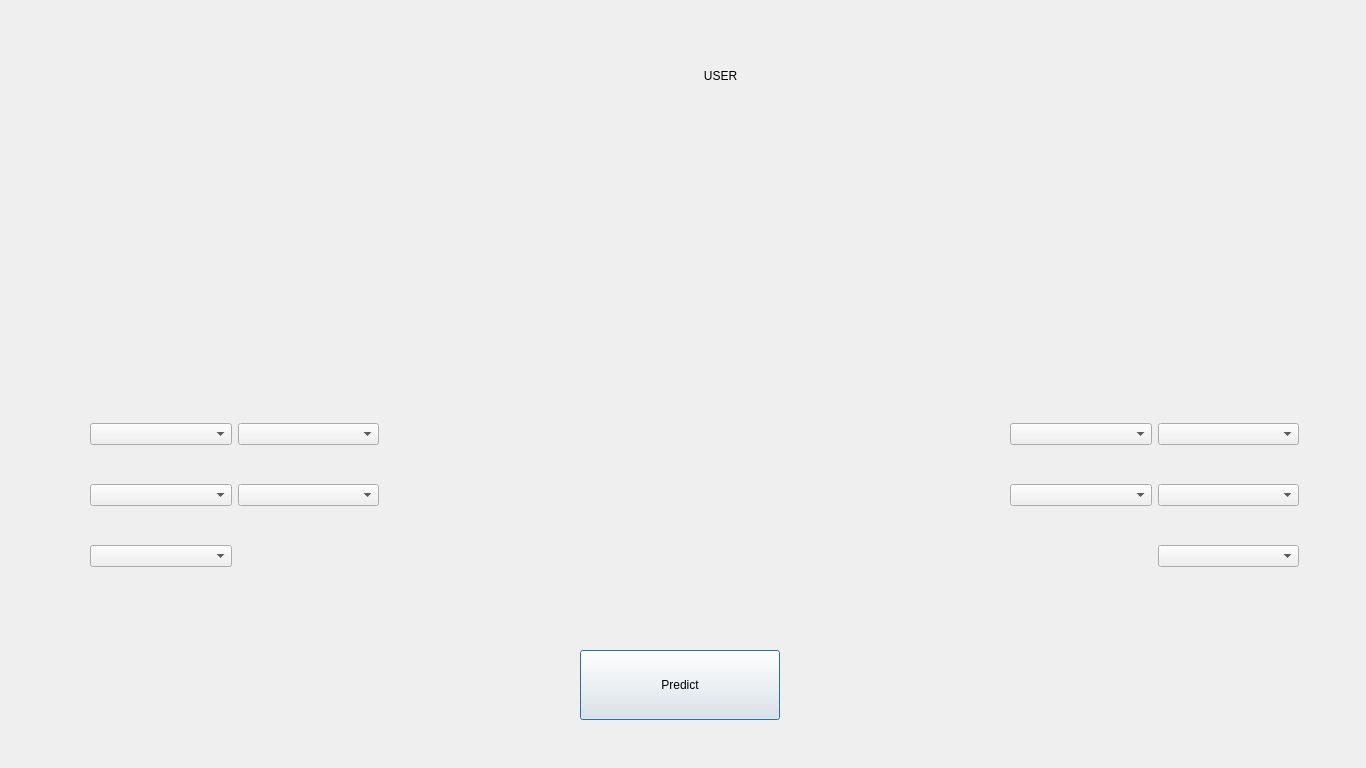
Above: C++GUI/Oracle/predict_user.ui from epsinenta/The-dota2-predictor before the change. Below: the same form after it.
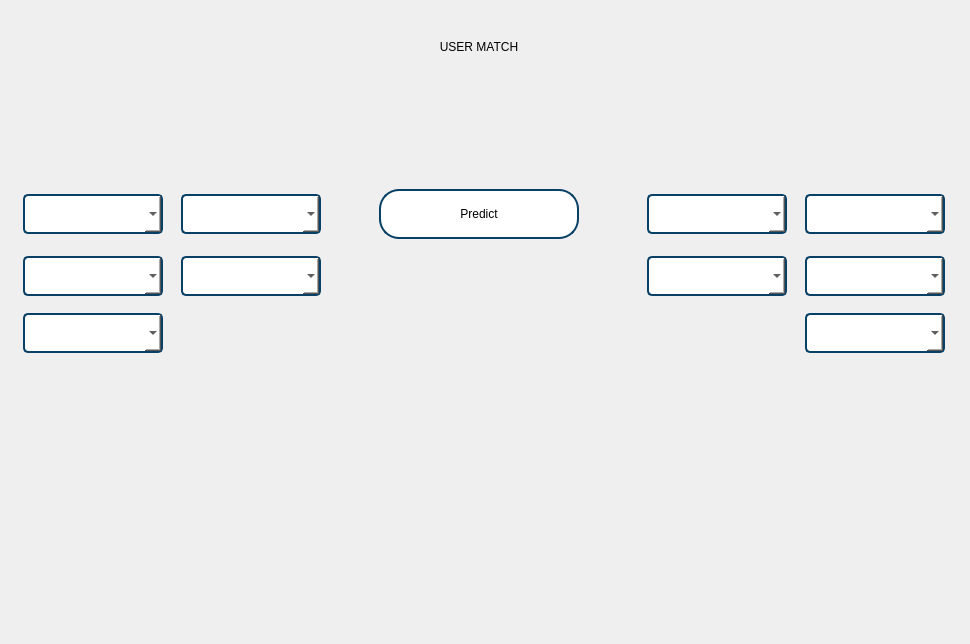
That is the form after the change.

The edit to the form file:
```diff
--- a/C++GUI/Oracle/predict_user.ui
+++ b/C++GUI/Oracle/predict_user.ui
@@ -6,146 +6,354 @@
    <rect>
     <x>0</x>
     <y>0</y>
-    <width>1366</width>
-    <height>768</height>
+    <width>970</width>
+    <height>644</height>
    </rect>
   </property>
   <property name="windowTitle">
    <string>Dialog</string>
   </property>
-  <widget class="QLabel" name="label">
-   <property name="geometry">
-    <rect>
-     <x>650</x>
-     <y>40</y>
-     <width>141</width>
-     <height>71</height>
-    </rect>
-   </property>
-   <property name="styleSheet">
-    <string notr="true">font: 22pt &quot;Sans Serif Collection&quot;;
+  <layout class="QGridLayout" name="gridLayout">
+   <item row="3" column="1">
+    <widget class="QComboBox" name="team1_hero2_select_menu">
+     <property name="minimumSize">
+      <size>
+       <width>140</width>
+       <height>40</height>
+      </size>
+     </property>
+     <property name="maximumSize">
+      <size>
+       <width>140</width>
+       <height>40</height>
+      </size>
+     </property>
+     <property name="styleSheet">
+      <string notr="true">background-color: rgb(255, 255, 255);
+color: rgb(0, 0, 0);
+border-radius: 5px;       
+border: 2px solid #094065;
+font: 8pt &quot;Sans Serif Collection&quot;;</string>
+     </property>
+    </widget>
+   </item>
+   <item row="4" column="1">
+    <widget class="QComboBox" name="team1_hero4_select_menu">
+     <property name="minimumSize">
+      <size>
+       <width>140</width>
+       <height>40</height>
+      </size>
+     </property>
+     <property name="maximumSize">
+      <size>
+       <width>140</width>
+       <height>40</height>
+      </size>
+     </property>
+     <property name="styleSheet">
+      <string notr="true">background-color: rgb(255, 255, 255);
+color: rgb(0, 0, 0);
+border-radius: 5px;       
+border: 2px solid #094065;
+font: 8pt &quot;Sans Serif Collection&quot;;</string>
+     </property>
+    </widget>
+   </item>
+   <item row="5" column="0">
+    <widget class="QComboBox" name="team1_hero5_select_menu">
+     <property name="minimumSize">
+      <size>
+       <width>140</width>
+       <height>40</height>
+      </size>
+     </property>
+     <property name="maximumSize">
+      <size>
+       <width>140</width>
+       <height>40</height>
+      </size>
+     </property>
+     <property name="styleSheet">
+      <string notr="true">background-color: rgb(255, 255, 255);
+color: rgb(0, 0, 0);
+border-radius: 5px;       
+border: 2px solid #094065;
+font: 8pt &quot;Sans Serif Collection&quot;;</string>
+     </property>
+    </widget>
+   </item>
+   <item row="3" column="0">
+    <widget class="QComboBox" name="team1_hero1_select_menu">
+     <property name="minimumSize">
+      <size>
+       <width>140</width>
+       <height>40</height>
+      </size>
+     </property>
+     <property name="maximumSize">
+      <size>
+       <width>140</width>
+       <height>40</height>
+      </size>
+     </property>
+     <property name="styleSheet">
+      <string notr="true">background-color: rgb(255, 255, 255);
+color: rgb(0, 0, 0);
+border-radius: 5px;       
+border: 2px solid #094065;
+font: 8pt &quot;Sans Serif Collection&quot;;</string>
+     </property>
+    </widget>
+   </item>
+   <item row="4" column="5">
+    <widget class="QComboBox" name="team2_hero4_select_menu">
+     <property name="minimumSize">
+      <size>
+       <width>140</width>
+       <height>40</height>
+      </size>
+     </property>
+     <property name="maximumSize">
+      <size>
+       <width>140</width>
+       <height>40</height>
+      </size>
+     </property>
+     <property name="styleSheet">
+      <string notr="true">background-color: rgb(255, 255, 255);
+color: rgb(0, 0, 0);
+border-radius: 5px;       
+border: 2px solid #094065;
+font: 8pt &quot;Sans Serif Collection&quot;;</string>
+     </property>
+    </widget>
+   </item>
+   <item row="6" column="3">
+    <widget class="QLabel" name="winner_label">
+     <property name="minimumSize">
+      <size>
+       <width>250</width>
+       <height>250</height>
+      </size>
+     </property>
+     <property name="maximumSize">
+      <size>
+       <width>250</width>
+       <height>250</height>
+      </size>
+     </property>
+     <property name="styleSheet">
+      <string notr="true">font: 20pt &quot;Sans Serif Collection&quot;;</string>
+     </property>
+     <property name="text">
+      <string/>
+     </property>
+     <property name="alignment">
+      <set>Qt::AlignCenter</set>
+     </property>
+    </widget>
+   </item>
+   <item row="3" column="3">
+    <widget class="QPushButton" name="PredictButton">
+     <property name="minimumSize">
+      <size>
+       <width>170</width>
+       <height>50</height>
+      </size>
+     </property>
+     <property name="maximumSize">
+      <size>
+       <width>200</width>
+       <height>50</height>
+      </size>
+     </property>
+     <property name="styleSheet">
+      <string notr="true">background-color: rgb(255, 255, 255);
+color: rgb(0, 0, 0);
+border-radius: 20px;            
+border: 2px solid #094065;
+font: 14pt &quot;Sans Serif Collection&quot;;</string>
+     </property>
+     <property name="text">
+      <string>Predict</string>
+     </property>
+    </widget>
+   </item>
+   <item row="2" column="3">
+    <spacer name="verticalSpacer">
+     <property name="orientation">
+      <enum>Qt::Vertical</enum>
+     </property>
+     <property name="sizeType">
+      <enum>QSizePolicy::Fixed</enum>
+     </property>
+     <property name="sizeHint" stdset="0">
+      <size>
+       <width>20</width>
+       <height>100</height>
+      </size>
+     </property>
+    </spacer>
+   </item>
+   <item row="1" column="3">
+    <widget class="QLabel" name="label">
+     <property name="minimumSize">
+      <size>
+       <width>200</width>
+       <height>50</height>
+      </size>
+     </property>
+     <property name="maximumSize">
+      <size>
+       <width>150</width>
+       <height>50</height>
+      </size>
+     </property>
+     <property name="styleSheet">
+      <string notr="true">font: 900 18pt &quot;Segoe UI&quot;;
 color: rgb(0, 0, 0);</string>
-   </property>
-   <property name="text">
-    <string>USER</string>
-   </property>
-   <property name="alignment">
-    <set>Qt::AlignCenter</set>
-   </property>
-  </widget>
-  <widget class="QPushButton" name="PredictButton">
-   <property name="geometry">
-    <rect>
-     <x>580</x>
-     <y>650</y>
-     <width>200</width>
-     <height>70</height>
-    </rect>
-   </property>
-   <property name="text">
-    <string>Predict</string>
-   </property>
-  </widget>
-  <widget class="QWidget" name="layoutWidget">
-   <property name="geometry">
-    <rect>
-     <x>90</x>
-     <y>390</y>
-     <width>289</width>
-     <height>211</height>
-    </rect>
-   </property>
-   <layout class="QGridLayout" name="gridLayout_2">
-    <item row="1" column="0">
-     <widget class="QComboBox" name="team1_hero3_select_menu"/>
-    </item>
-    <item row="1" column="1">
-     <widget class="QComboBox" name="team1_hero4_select_menu"/>
-    </item>
-    <item row="2" column="0">
-     <widget class="QComboBox" name="team1_hero5_select_menu"/>
-    </item>
-    <item row="0" column="1">
-     <widget class="QComboBox" name="team1_hero2_select_menu"/>
-    </item>
-    <item row="0" column="0">
-     <widget class="QComboBox" name="team1_hero1_select_menu"/>
-    </item>
-   </layout>
-  </widget>
-  <widget class="QWidget" name="layoutWidget_2">
-   <property name="geometry">
-    <rect>
-     <x>1010</x>
-     <y>390</y>
-     <width>289</width>
-     <height>211</height>
-    </rect>
-   </property>
-   <layout class="QGridLayout" name="gridLayout_3">
-    <item row="0" column="1">
-     <widget class="QComboBox" name="team2_hero2_select_menu"/>
-    </item>
-    <item row="1" column="1">
-     <widget class="QComboBox" name="team2_hero4_select_menu"/>
-    </item>
-    <item row="1" column="0">
-     <widget class="QComboBox" name="team2_hero3_select_menu"/>
-    </item>
-    <item row="0" column="0">
-     <widget class="QComboBox" name="team2_hero1_select_menu"/>
-    </item>
-    <item row="2" column="1">
-     <widget class="QComboBox" name="team2_hero5_select_menu"/>
-    </item>
-   </layout>
-  </widget>
-  <widget class="QLabel" name="winner_label">
-   <property name="geometry">
-    <rect>
-     <x>480</x>
-     <y>330</y>
-     <width>400</width>
-     <height>300</height>
-    </rect>
-   </property>
-   <property name="styleSheet">
-    <string notr="true">font: 20pt &quot;Sans Serif Collection&quot;;</string>
-   </property>
-   <property name="text">
-    <string/>
-   </property>
-   <property name="alignment">
-    <set>Qt::AlignCenter</set>
-   </property>
-  </widget>
-  <widget class="QLabel" name="img">
-   <property name="geometry">
-    <rect>
-     <x>0</x>
-     <y>10</y>
-     <width>1361</width>
-     <height>301</height>
-    </rect>
-   </property>
-   <property name="text">
-    <string/>
-   </property>
-   <property name="alignment">
-    <set>Qt::AlignCenter</set>
-   </property>
-  </widget>
-  <zorder>img</zorder>
-  <zorder>label</zorder>
-  <zorder>comboBox</zorder>
-  <zorder>comboBox_2</zorder>
-  <zorder>comboBox_3</zorder>
-  <zorder>comboBox_4</zorder>
-  <zorder>comboBox_5</zorder>
-  <zorder>PredictButton</zorder>
-  <zorder>layoutWidget</zorder>
-  <zorder>layoutWidget_2</zorder>
-  <zorder>winner_label</zorder>
+     </property>
+     <property name="text">
+      <string>USER MATCH</string>
+     </property>
+     <property name="alignment">
+      <set>Qt::AlignCenter</set>
+     </property>
+    </widget>
+   </item>
+   <item row="3" column="2">
+    <spacer name="horizontalSpacer">
+     <property name="orientation">
+      <enum>Qt::Horizontal</enum>
+     </property>
+     <property name="sizeType">
+      <enum>QSizePolicy::Fixed</enum>
+     </property>
+     <property name="sizeHint" stdset="0">
+      <size>
+       <width>40</width>
+       <height>20</height>
+      </size>
+     </property>
+    </spacer>
+   </item>
+   <item row="4" column="4">
+    <widget class="QComboBox" name="team2_hero3_select_menu">
+     <property name="minimumSize">
+      <size>
+       <width>140</width>
+       <height>40</height>
+      </size>
+     </property>
+     <property name="maximumSize">
+      <size>
+       <width>140</width>
+       <height>40</height>
+      </size>
+     </property>
+     <property name="styleSheet">
+      <string notr="true">background-color: rgb(255, 255, 255);
+color: rgb(0, 0, 0);
+border-radius: 5px;       
+border: 2px solid #094065;
+font: 8pt &quot;Sans Serif Collection&quot;;</string>
+     </property>
+    </widget>
+   </item>
+   <item row="5" column="5">
+    <widget class="QComboBox" name="team2_hero5_select_menu">
+     <property name="minimumSize">
+      <size>
+       <width>140</width>
+       <height>40</height>
+      </size>
+     </property>
+     <property name="maximumSize">
+      <size>
+       <width>140</width>
+       <height>40</height>
+      </size>
+     </property>
+     <property name="styleSheet">
+      <string notr="true">background-color: rgb(255, 255, 255);
+color: rgb(0, 0, 0);
+border-radius: 5px;       
+border: 2px solid #094065;
+font: 8pt &quot;Sans Serif Collection&quot;;</string>
+     </property>
+    </widget>
+   </item>
+   <item row="3" column="5">
+    <widget class="QComboBox" name="team2_hero2_select_menu">
+     <property name="minimumSize">
+      <size>
+       <width>140</width>
+       <height>40</height>
+      </size>
+     </property>
+     <property name="maximumSize">
+      <size>
+       <width>140</width>
+       <height>40</height>
+      </size>
+     </property>
+     <property name="styleSheet">
+      <string notr="true">background-color: rgb(255, 255, 255);
+color: rgb(0, 0, 0);
+border-radius: 5px;       
+border: 2px solid #094065;
+font: 8pt &quot;Sans Serif Collection&quot;;</string>
+     </property>
+    </widget>
+   </item>
+   <item row="3" column="4">
+    <widget class="QComboBox" name="team2_hero1_select_menu">
+     <property name="minimumSize">
+      <size>
+       <width>140</width>
+       <height>40</height>
+      </size>
+     </property>
+     <property name="maximumSize">
+      <size>
+       <width>140</width>
+       <height>40</height>
+      </size>
+     </property>
+     <property name="styleSheet">
+      <string notr="true">background-color: rgb(255, 255, 255);
+color: rgb(0, 0, 0);
+border-radius: 5px;       
+border: 2px solid #094065;
+font: 8pt &quot;Sans Serif Collection&quot;;</string>
+     </property>
+    </widget>
+   </item>
+   <item row="4" column="0">
+    <widget class="QComboBox" name="team1_hero3_select_menu">
+     <property name="minimumSize">
+      <size>
+       <width>140</width>
+       <height>40</height>
+      </size>
+     </property>
+     <property name="maximumSize">
+      <size>
+       <width>140</width>
+       <height>40</height>
+      </size>
+     </property>
+     <property name="styleSheet">
+      <string notr="true">background-color: rgb(255, 255, 255);
+color: rgb(0, 0, 0);
+border-radius: 5px;       
+border: 2px solid #094065;
+font: 8pt &quot;Sans Serif Collection&quot;;</string>
+     </property>
+    </widget>
+   </item>
+  </layout>
  </widget>
  <resources/>
  <connections/>
```
